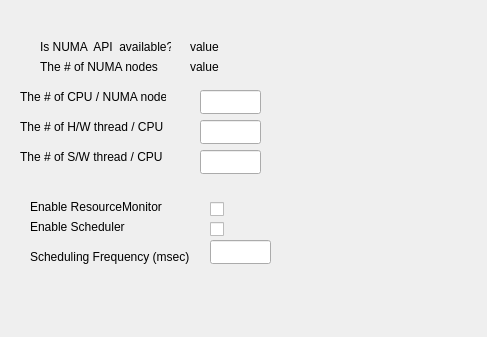
First picture: the form in src/thewall/systemsettingdialog.ui, repository sungwonnam/SAGENext, before the edit.
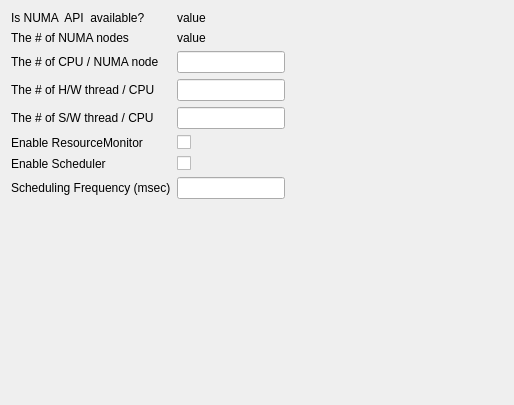
Second picture: the form after the edit.

```diff
--- a/src/thewall/systemsettingdialog.ui
+++ b/src/thewall/systemsettingdialog.ui
@@ -6,209 +6,114 @@
    <rect>
     <x>0</x>
     <y>0</y>
-    <width>487</width>
-    <height>337</height>
+    <width>514</width>
+    <height>405</height>
    </rect>
   </property>
   <property name="windowTitle">
    <string>Dialog</string>
   </property>
+  <layout class="QFormLayout" name="formLayout">
+   <property name="fieldGrowthPolicy">
+    <enum>QFormLayout::FieldsStayAtSizeHint</enum>
+   </property>
+   <item row="0" column="0">
+    <widget class="QLabel" name="label_6">
+     <property name="text">
+      <string>Is NUMA  API  available?</string>
+     </property>
+    </widget>
+   </item>
+   <item row="0" column="1">
+    <widget class="QLabel" name="isNumaAvailLabel">
+     <property name="text">
+      <string>value</string>
+     </property>
+    </widget>
+   </item>
+   <item row="1" column="0">
   <widget class="QLabel" name="label">
-   <property name="geometry">
-    <rect>
-     <x>40</x>
-     <y>60</y>
-     <width>118</width>
-     <height>14</height>
-    </rect>
-   </property>
    <property name="text">
     <string>The # of NUMA nodes</string>
    </property>
   </widget>
+   </item>
+   <item row="1" column="1">
   <widget class="QLabel" name="numNumaNodesLabel">
-   <property name="geometry">
-    <rect>
-     <x>190</x>
-     <y>60</y>
-     <width>29</width>
-     <height>14</height>
-    </rect>
-   </property>
    <property name="text">
     <string>value</string>
    </property>
   </widget>
+   </item>
+   <item row="2" column="0">
   <widget class="QLabel" name="label_3">
-   <property name="geometry">
-    <rect>
-     <x>20</x>
-     <y>90</y>
-     <width>146</width>
-     <height>14</height>
-    </rect>
-   </property>
    <property name="text">
     <string>The # of CPU / NUMA node</string>
    </property>
   </widget>
+   </item>
+   <item row="2" column="1">
+    <widget class="QLineEdit" name="numCpuPerNumaLineEdit"/>
+   </item>
+   <item row="3" column="0">
   <widget class="QLabel" name="label_4">
-   <property name="geometry">
-    <rect>
-     <x>20</x>
-     <y>120</y>
-     <width>143</width>
-     <height>14</height>
-    </rect>
-   </property>
    <property name="text">
     <string>The # of H/W thread / CPU</string>
    </property>
   </widget>
+   </item>
+   <item row="3" column="1">
+    <widget class="QLineEdit" name="numHWThreadLineEdit"/>
+   </item>
+   <item row="4" column="0">
   <widget class="QLabel" name="label_5">
-   <property name="geometry">
-    <rect>
-     <x>20</x>
-     <y>150</y>
-     <width>142</width>
-     <height>14</height>
-    </rect>
-   </property>
    <property name="text">
     <string>The # of S/W thread / CPU</string>
    </property>
   </widget>
-  <widget class="QLineEdit" name="numCpuPerNumaLineEdit">
-   <property name="geometry">
-    <rect>
-     <x>200</x>
-     <y>90</y>
-     <width>61</width>
-     <height>24</height>
-    </rect>
-   </property>
-  </widget>
-  <widget class="QLineEdit" name="numHWThreadLineEdit">
-   <property name="geometry">
-    <rect>
-     <x>200</x>
-     <y>120</y>
-     <width>61</width>
-     <height>24</height>
-    </rect>
-   </property>
-  </widget>
-  <widget class="QLineEdit" name="numSWThreadLineEdit">
-   <property name="geometry">
-    <rect>
-     <x>200</x>
-     <y>150</y>
-     <width>61</width>
-     <height>24</height>
-    </rect>
-   </property>
-  </widget>
-  <widget class="QLabel" name="label_6">
-   <property name="geometry">
-    <rect>
-     <x>40</x>
-     <y>40</y>
-     <width>131</width>
-     <height>14</height>
-    </rect>
-   </property>
-   <property name="text">
-    <string>Is NUMA  API  available?</string>
-   </property>
-  </widget>
-  <widget class="QLabel" name="isNumaAvailLabel">
-   <property name="geometry">
-    <rect>
-     <x>190</x>
-     <y>40</y>
-     <width>29</width>
-     <height>14</height>
-    </rect>
-   </property>
-   <property name="text">
-    <string>value</string>
-   </property>
-  </widget>
+   </item>
+   <item row="4" column="1">
+    <widget class="QLineEdit" name="numSWThreadLineEdit"/>
+   </item>
+   <item row="5" column="0">
   <widget class="QLabel" name="label_8">
-   <property name="geometry">
-    <rect>
-     <x>30</x>
-     <y>200</y>
-     <width>137</width>
-     <height>14</height>
-    </rect>
-   </property>
    <property name="text">
     <string>Enable ResourceMonitor</string>
    </property>
   </widget>
+   </item>
+   <item row="5" column="1">
   <widget class="QCheckBox" name="rmonitorCheckBox">
-   <property name="geometry">
-    <rect>
-     <x>210</x>
-     <y>200</y>
-     <width>18</width>
-     <height>19</height>
-    </rect>
-   </property>
    <property name="text">
     <string/>
    </property>
   </widget>
-  <widget class="QCheckBox" name="schedulerCheckBox">
-   <property name="geometry">
-    <rect>
-     <x>210</x>
-     <y>220</y>
-     <width>18</width>
-     <height>19</height>
-    </rect>
-   </property>
-   <property name="text">
-    <string/>
-   </property>
-  </widget>
+   </item>
+   <item row="6" column="0">
   <widget class="QLabel" name="label_9">
-   <property name="geometry">
-    <rect>
-     <x>30</x>
-     <y>220</y>
-     <width>99</width>
-     <height>14</height>
-    </rect>
-   </property>
    <property name="text">
     <string>Enable Scheduler</string>
    </property>
   </widget>
+   </item>
+   <item row="6" column="1">
+    <widget class="QCheckBox" name="schedulerCheckBox">
+     <property name="text">
+      <string/>
+     </property>
+    </widget>
+   </item>
+   <item row="7" column="0">
   <widget class="QLabel" name="label_10">
-   <property name="geometry">
-    <rect>
-     <x>30</x>
-     <y>250</y>
-     <width>164</width>
-     <height>14</height>
-    </rect>
-   </property>
    <property name="text">
     <string>Scheduling Frequency (msec)</string>
    </property>
   </widget>
-  <widget class="QLineEdit" name="schedFreqLineEdit">
-   <property name="geometry">
-    <rect>
-     <x>210</x>
-     <y>240</y>
-     <width>61</width>
-     <height>24</height>
-    </rect>
-   </property>
-  </widget>
+   </item>
+   <item row="7" column="1">
+    <widget class="QLineEdit" name="schedFreqLineEdit"/>
+   </item>
+  </layout>
  </widget>
  <resources/>
  <connections/>
```
Lines whose indentation alone changed are shown as unchanged.
